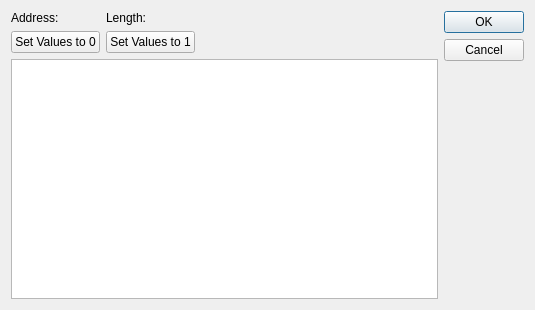
The window that omodscan/dialogs/dialogforcemultiplecoils.ui (sanny32/OpenModScan) describes before a commit, drawn with Qt 5.
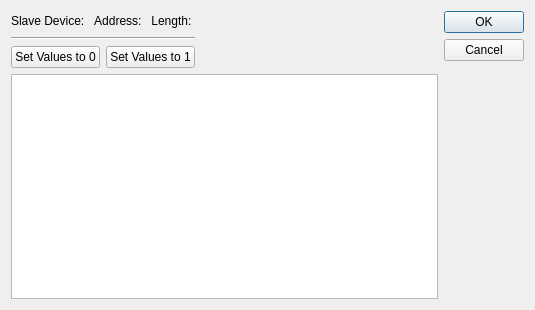
The same window after the commit.

Patch:
```diff
--- a/omodscan/dialogs/dialogforcemultiplecoils.ui
+++ b/omodscan/dialogs/dialogforcemultiplecoils.ui
@@ -22,14 +22,69 @@
   <layout class="QHBoxLayout" name="horizontalLayout">
    <item>
     <layout class="QGridLayout" name="gridLayout">
-     <item row="0" column="0">
-      <widget class="QLabel" name="labelAddress">
-       <property name="text">
-        <string>Address: </string>
+     <item row="1" column="2">
+      <spacer name="horizontalSpacer_2">
+       <property name="orientation">
+        <enum>Qt::Horizontal</enum>
        </property>
-      </widget>
+       <property name="sizeHint" stdset="0">
+        <size>
+         <width>40</width>
+         <height>20</height>
+        </size>
+       </property>
+      </spacer>
      </item>
-     <item row="3" column="0" colspan="3">
+     <item row="1" column="0" colspan="2">
+      <layout class="QHBoxLayout" name="horizontalLayout_2">
+       <item>
+        <widget class="QLabel" name="labelSlaveDevice">
+         <property name="text">
+          <string>Slave Device: </string>
+         </property>
+        </widget>
+       </item>
+       <item>
+        <widget class="QLabel" name="labelAddress">
+         <property name="text">
+          <string>Address: </string>
+         </property>
+         <property name="alignment">
+          <set>Qt::AlignCenter</set>
+         </property>
+        </widget>
+       </item>
+       <item>
+        <widget class="QLabel" name="labelLength">
+         <property name="text">
+          <string>Length: </string>
+         </property>
+         <property name="alignment">
+          <set>Qt::AlignCenter</set>
+         </property>
+        </widget>
+       </item>
+      </layout>
+     </item>
+     <item row="3" column="0" colspan="2">
+      <layout class="QHBoxLayout" name="horizontalLayout_3">
+       <item>
+        <widget class="QPushButton" name="pushButton0">
+         <property name="text">
+          <string>Set Values to 0</string>
+         </property>
+        </widget>
+       </item>
+       <item>
+        <widget class="QPushButton" name="pushButton1">
+         <property name="text">
+          <string>Set Values to 1</string>
+         </property>
+        </widget>
+       </item>
+      </layout>
+     </item>
+     <item row="4" column="0" colspan="4">
       <widget class="QTableWidget" name="tableWidget">
        <property name="focusPolicy">
         <enum>Qt::NoFocus</enum>
@@ -63,37 +118,10 @@
        </attribute>
       </widget>
      </item>
-     <item row="2" column="2">
-      <spacer name="horizontalSpacer_2">
+     <item row="2" column="0" colspan="2">
+      <widget class="Line" name="line">
        <property name="orientation">
         <enum>Qt::Horizontal</enum>
-       </property>
-       <property name="sizeHint" stdset="0">
-        <size>
-         <width>40</width>
-         <height>20</height>
-        </size>
-       </property>
-      </spacer>
-     </item>
-     <item row="2" column="0">
-      <widget class="QPushButton" name="pushButton0">
-       <property name="text">
-        <string>Set Values to 0</string>
-       </property>
-      </widget>
-     </item>
-     <item row="2" column="1">
-      <widget class="QPushButton" name="pushButton1">
-       <property name="text">
-        <string>Set Values to 1</string>
-       </property>
-      </widget>
-     </item>
-     <item row="0" column="1">
-      <widget class="QLabel" name="labelLength">
-       <property name="text">
-        <string>Length: </string>
        </property>
       </widget>
      </item>
```
